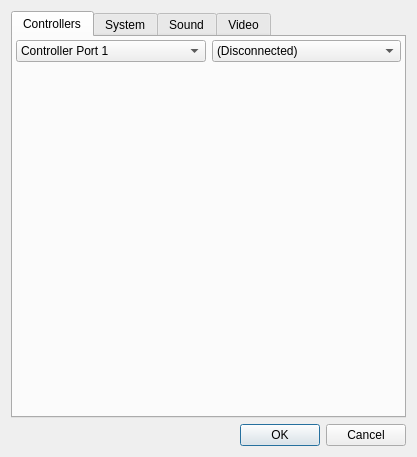
Qt form emulatorprefsdialog.ui (christopherpow/nesicide) before a commit.
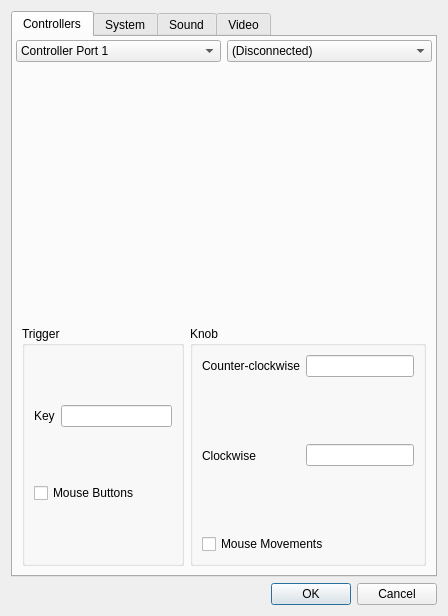
The same form after that commit. The open tabs and pages were chosen to show the change. Icons and pictures are not drawn. Custom widgets are drawn as their Qt base class.

Commit message: Project folder reorganization, removing viewers/emulator and viewers/debugger folders and putting their content in the relevant place.  Adding support for mouse button and mouse movement controls for Vaus controller.

Diff of the .ui file:
```diff
--- a/emulatorprefsdialog.ui
+++ b/emulatorprefsdialog.ui
@@ -6,15 +6,15 @@
    <rect>
     <x>0</x>
     <y>0</y>
-    <width>372</width>
-    <height>457</height>
+    <width>448</width>
+    <height>616</height>
    </rect>
   </property>
   <property name="windowTitle">
    <string>Emulator Preferences</string>
   </property>
-  <layout class="QVBoxLayout" name="verticalLayout">
-   <item>
+  <layout class="QGridLayout" name="gridLayout_8">
+   <item row="0" column="0">
     <widget class="QTabWidget" name="tabWidget">
      <property name="currentIndex">
       <number>0</number>
@@ -324,7 +324,233 @@
            </item>
           </layout>
          </widget>
-         <widget class="QWidget" name="zapperPage"/>
+         <widget class="QWidget" name="zapperPage">
+          <layout class="QGridLayout" name="gridLayout_12">
+           <item row="0" column="0">
+            <layout class="QHBoxLayout" name="horizontalLayout_3"/>
+           </item>
+           <item row="2" column="0">
+            <layout class="QGridLayout" name="gridLayout_10">
+             <item row="0" column="0">
+              <widget class="QGroupBox" name="groupBox_5">
+               <property name="title">
+                <string>Trigger</string>
+               </property>
+               <layout class="QGridLayout" name="gridLayout_11">
+                <item row="0" column="0">
+                 <widget class="QLabel" name="label_21">
+                  <property name="text">
+                   <string>Key</string>
+                  </property>
+                 </widget>
+                </item>
+                <item row="0" column="1">
+                 <widget class="QKeymapItemEdit" name="triggerKeyZapper">
+                  <property name="text">
+                   <string/>
+                  </property>
+                  <property name="frame">
+                   <bool>true</bool>
+                  </property>
+                  <property name="echoMode">
+                   <enum>QLineEdit::Normal</enum>
+                  </property>
+                  <property name="alignment">
+                   <set>Qt::AlignCenter</set>
+                  </property>
+                  <property name="readOnly">
+                   <bool>false</bool>
+                  </property>
+                 </widget>
+                </item>
+                <item row="1" column="0" colspan="2">
+                 <widget class="QCheckBox" name="mouseFiresZapper">
+                  <property name="text">
+                   <string>Mouse Buttons</string>
+                  </property>
+                 </widget>
+                </item>
+               </layout>
+              </widget>
+             </item>
+            </layout>
+           </item>
+           <item row="1" column="0">
+            <spacer name="verticalSpacer_2">
+             <property name="orientation">
+              <enum>Qt::Vertical</enum>
+             </property>
+             <property name="sizeHint" stdset="0">
+              <size>
+               <width>20</width>
+               <height>40</height>
+              </size>
+             </property>
+            </spacer>
+           </item>
+          </layout>
+         </widget>
+         <widget class="QWidget" name="vausPage">
+          <layout class="QGridLayout" name="gridLayout_9">
+           <item row="0" column="0">
+            <layout class="QHBoxLayout" name="horizontalLayout_2">
+             <property name="spacing">
+              <number>0</number>
+             </property>
+             <item>
+              <spacer name="horizontalSpacer">
+               <property name="orientation">
+                <enum>Qt::Horizontal</enum>
+               </property>
+               <property name="sizeHint" stdset="0">
+                <size>
+                 <width>40</width>
+                 <height>20</height>
+                </size>
+               </property>
+              </spacer>
+             </item>
+             <item>
+              <widget class="QLabel" name="label_17">
+               <property name="text">
+                <string/>
+               </property>
+               <property name="pixmap">
+                <pixmap resource="resource.qrc">:/resources/vaus.png</pixmap>
+               </property>
+              </widget>
+             </item>
+             <item>
+              <spacer name="horizontalSpacer_2">
+               <property name="orientation">
+                <enum>Qt::Horizontal</enum>
+               </property>
+               <property name="sizeHint" stdset="0">
+                <size>
+                 <width>40</width>
+                 <height>20</height>
+                </size>
+               </property>
+              </spacer>
+             </item>
+            </layout>
+           </item>
+           <item row="3" column="0">
+            <layout class="QGridLayout" name="gridLayout_5">
+             <item row="0" column="0">
+              <widget class="QGroupBox" name="groupBox_3">
+               <property name="title">
+                <string>Trigger</string>
+               </property>
+               <layout class="QGridLayout" name="gridLayout_6">
+                <item row="0" column="0">
+                 <widget class="QLabel" name="label_18">
+                  <property name="text">
+                   <string>Key</string>
+                  </property>
+                 </widget>
+                </item>
+                <item row="0" column="1">
+                 <widget class="QKeymapItemEdit" name="triggerKeyVaus">
+                  <property name="text">
+                   <string/>
+                  </property>
+                  <property name="frame">
+                   <bool>true</bool>
+                  </property>
+                  <property name="echoMode">
+                   <enum>QLineEdit::Normal</enum>
+                  </property>
+                  <property name="alignment">
+                   <set>Qt::AlignCenter</set>
+                  </property>
+                  <property name="readOnly">
+                   <bool>false</bool>
+                  </property>
+                 </widget>
+                </item>
+                <item row="1" column="0" colspan="2">
+                 <widget class="QCheckBox" name="mouseFiresVaus">
+                  <property name="text">
+                   <string>Mouse Buttons</string>
+                  </property>
+                 </widget>
+                </item>
+               </layout>
+              </widget>
+             </item>
+             <item row="0" column="1">
+              <widget class="QGroupBox" name="groupBox_4">
+               <property name="title">
+                <string>Knob</string>
+               </property>
+               <layout class="QGridLayout" name="gridLayout_7">
+                <item row="0" column="0" colspan="2">
+                 <widget class="QLabel" name="label_19">
+                  <property name="text">
+                   <string>Counter-clockwise</string>
+                  </property>
+                 </widget>
+                </item>
+                <item row="0" column="2">
+                 <widget class="QKeymapItemEdit" name="ccwKeyVaus">
+                  <property name="text">
+                   <string/>
+                  </property>
+                  <property name="frame">
+                   <bool>true</bool>
+                  </property>
+                  <property name="echoMode">
+                   <enum>QLineEdit::Normal</enum>
+                  </property>
+                  <property name="alignment">
+                   <set>Qt::AlignCenter</set>
+                  </property>
+                  <property name="readOnly">
+                   <bool>false</bool>
+                  </property>
+                 </widget>
+                </item>
+                <item row="1" column="0" rowspan="2" colspan="2">
+                 <widget class="QLabel" name="label_20">
+                  <property name="text">
+                   <string>Clockwise</string>
+                  </property>
+                 </widget>
+                </item>
+                <item row="1" column="2" rowspan="2">
+                 <widget class="QKeymapItemEdit" name="cwKeyVaus">
+                  <property name="text">
+                   <string/>
+                  </property>
+                  <property name="frame">
+                   <bool>true</bool>
+                  </property>
+                  <property name="echoMode">
+                   <enum>QLineEdit::Normal</enum>
+                  </property>
+                  <property name="alignment">
+                   <set>Qt::AlignCenter</set>
+                  </property>
+                  <property name="readOnly">
+                   <bool>false</bool>
+                  </property>
+                 </widget>
+                </item>
+                <item row="3" column="0" colspan="3">
+                 <widget class="QCheckBox" name="mouseMovesVaus">
+                  <property name="text">
+                   <string>Mouse Movements</string>
+                  </property>
+                 </widget>
+                </item>
+               </layout>
+              </widget>
+             </item>
+            </layout>
+           </item>
+          </layout>
+         </widget>
         </widget>
        </item>
       </layout>
@@ -587,7 +813,7 @@
      </widget>
     </widget>
    </item>
-   <item>
+   <item row="1" column="0">
     <widget class="QDialogButtonBox" name="buttonBox">
      <property name="orientation">
       <enum>Qt::Horizontal</enum>
```
Left out of the diff: 7 changed lines with no effect on the pictures. The commit also changes 40 other files.
